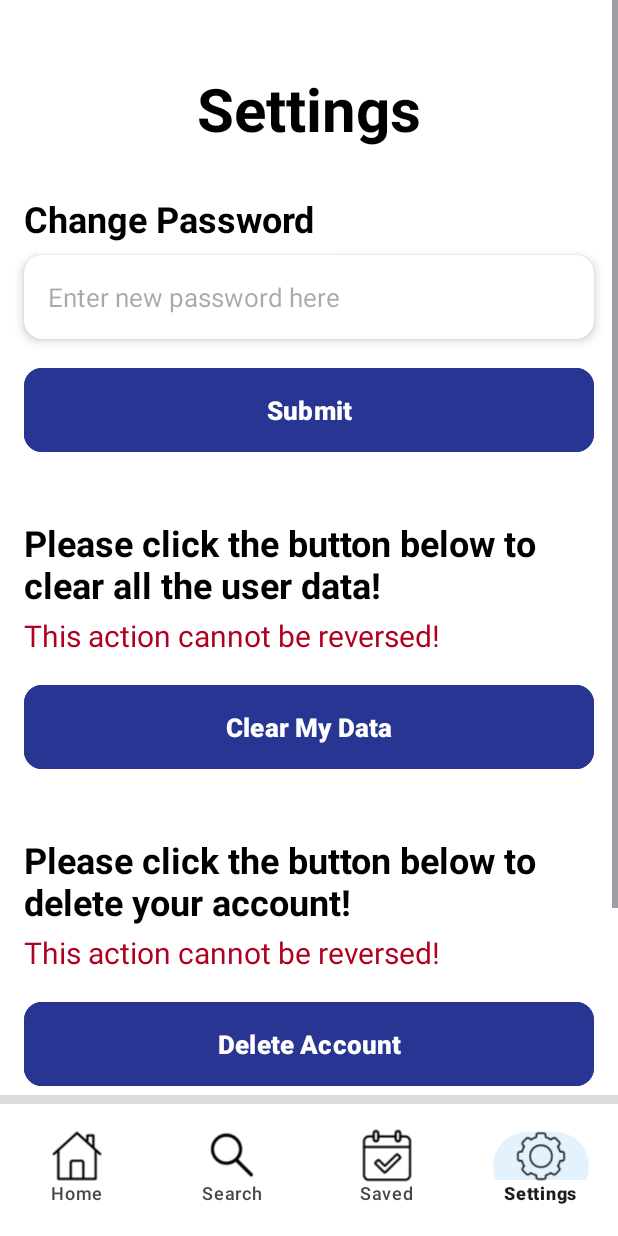
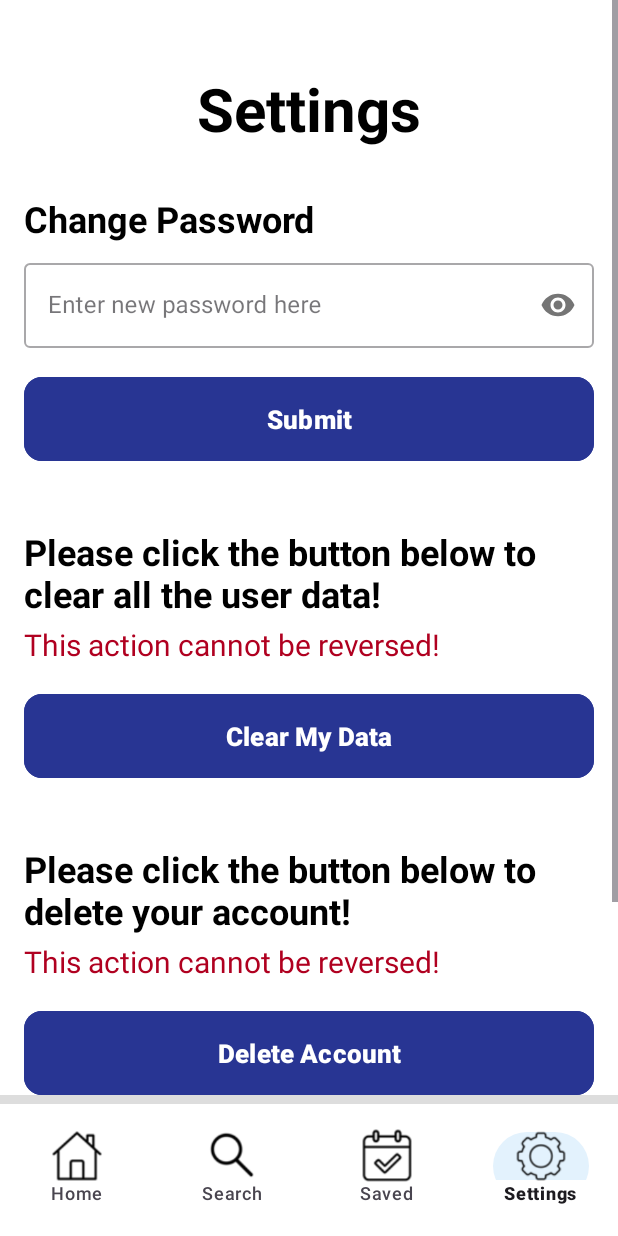
Before and after one commit to FortuneDayZ/TrippyTrips, an Android app: the SettingsFragment screen opened through its navigation route, on a phone screen of 412 x 824 dp. Run offline under Robolectric (Android 15) with nearby library versions, the phone set to English and light mode, and no system bars.

Commit message:
UI almost finished 2

```diff
--- a/app/src/main/res/layout/fragment_settings.xml
+++ b/app/src/main/res/layout/fragment_settings.xml
@@ -47,24 +47,23 @@
                 android:textStyle="bold"
                 android:textColor="@android:color/black" />
 
-            <androidx.cardview.widget.CardView
+            <!-- Updated password field with Material Design style -->
+            <com.google.android.material.textfield.TextInputLayout
+                android:id="@+id/newPasswordInputLayout"
+                style="@style/Widget.MaterialComponents.TextInputLayout.OutlinedBox"
                 android:layout_width="match_parent"
                 android:layout_height="wrap_content"
                 android:layout_marginTop="8dp"
                 android:layout_marginHorizontal="16dp"
-                app:cardCornerRadius="12dp"
-                app:cardElevation="4dp">
+                app:passwordToggleEnabled="true">
 
-                <EditText
+                <com.google.android.material.textfield.TextInputEditText
                     android:id="@+id/newPassword"
                     android:layout_width="match_parent"
                     android:layout_height="wrap_content"
                     android:hint="@string/enter_new_password_here"
-                    android:inputType="textPassword"
-                    android:padding="16dp"
-                    android:textSize="17sp"
-                    android:background="@android:color/transparent"/>
-            </androidx.cardview.widget.CardView>
+                    android:inputType="textPassword" />
+            </com.google.android.material.textfield.TextInputLayout>
 
             <com.google.android.material.button.MaterialButton
                 android:id="@+id/button"
--- a/app/src/main/res/layout/item_added_card.xml
+++ b/app/src/main/res/layout/item_added_card.xml
@@ -65,7 +65,6 @@
             </LinearLayout>
         </LinearLayout>
 
-        <!-- ✅ Check Icon (only difference) -->
         <ImageView
             android:id="@+id/checkIcon"
             android:layout_width="48dp"
```
Also changed, not shown: app/src/main/res/drawable/ic_profile_placeholder.png (deleted).
